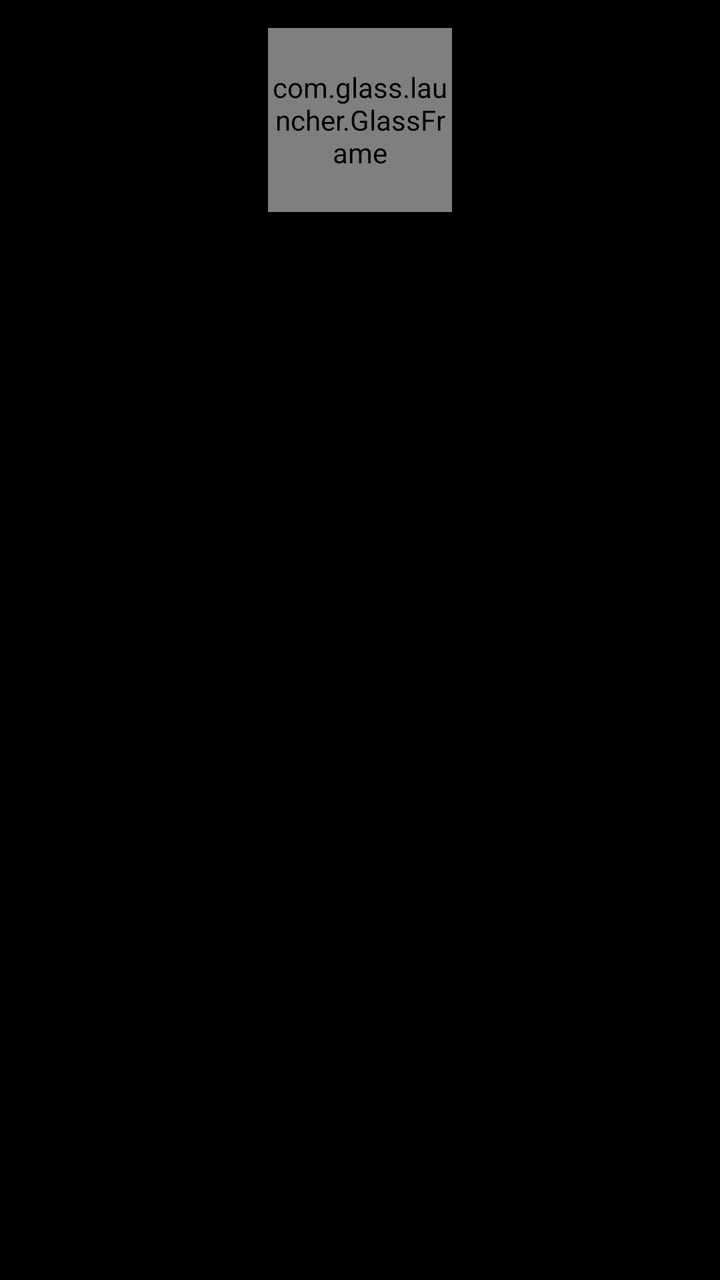
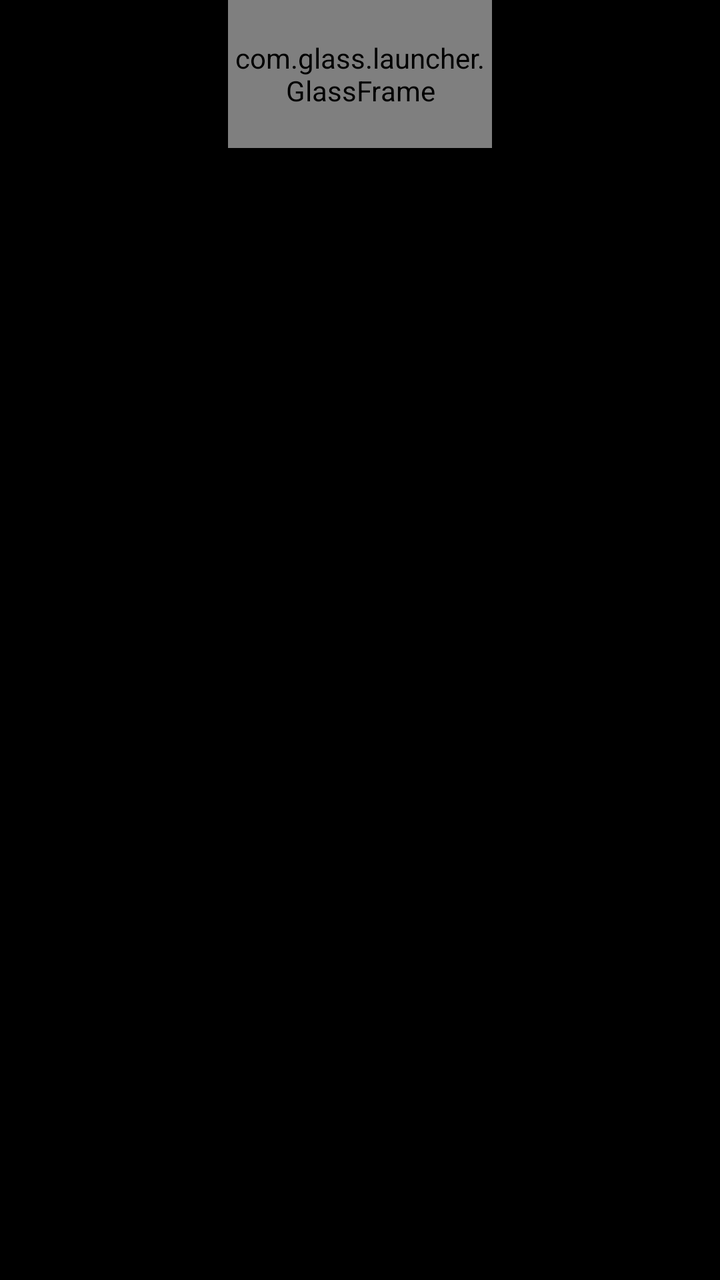

Two renders of the same Android screen: before a commit and after it. Below are the layout's source before the change and the commit's diff.
<!-- AndroidManifest.xml: application theme LauncherTheme -->
<!-- res/layout/item_app.xml -->
<?xml version="1.0" encoding="utf-8"?>
<LinearLayout xmlns:android="http://schemas.android.com/apk/res/android"
    android:layout_width="match_parent"
    android:layout_height="wrap_content"
    android:clickable="true"
    android:clipChildren="false"
    android:clipToPadding="false"
    android:defaultFocusHighlightEnabled="false"
    android:focusable="true"
    android:gravity="center_horizontal"
    android:orientation="vertical"
    android:paddingTop="14dp"
    android:paddingBottom="8dp">

    <com.glass.launcher.GlassFrame
        android:id="@+id/tile"
        android:layout_width="92dp"
        android:layout_height="92dp">

        <ImageView
            android:id="@+id/icon"
            android:layout_width="56dp"
            android:layout_height="56dp"
            android:layout_gravity="center"
            android:importantForAccessibility="no"
            android:scaleType="fitCenter" />
    </com.glass.launcher.GlassFrame>

    <TextView
        android:id="@+id/label"
        android:layout_width="match_parent"
        android:layout_height="wrap_content"
        android:layout_marginTop="12dp"
        android:ellipsize="end"
        android:fontFamily="@font/inter_regular"
        android:gravity="center"
        android:paddingStart="4dp"
        android:paddingEnd="4dp"
        android:shadowColor="#99000000"
        android:shadowRadius="6"
        android:singleLine="true"
        android:textColor="#FFFFFFFF"
        android:textSize="14sp" />
</LinearLayout>
<!-- resources referenced by this layout -->
<resources>
  <style name="LauncherTheme" parent="@android:style/Theme.DeviceDefault.NoActionBar.Fullscreen">
          <item name="android:windowBackground">@android:color/black</item>
          <item name="android:windowShowWallpaper">false</item>
      </style>
</resources>

<!-- the commit's change to res/layout/item_app.xml (unified diff, before → after) -->
@@ -1,6 +1,6 @@
 <?xml version="1.0" encoding="utf-8"?>
 <LinearLayout xmlns:android="http://schemas.android.com/apk/res/android"
-    android:layout_width="match_parent"
+    android:layout_width="wrap_content"
     android:layout_height="wrap_content"
     android:clickable="true"
     android:clipChildren="false"
@@ -8,19 +8,17 @@
     android:defaultFocusHighlightEnabled="false"
     android:focusable="true"
     android:gravity="center_horizontal"
-    android:orientation="vertical"
-    android:paddingTop="14dp"
-    android:paddingBottom="8dp">
+    android:orientation="vertical">
 
     <com.glass.launcher.GlassFrame
         android:id="@+id/tile"
-        android:layout_width="92dp"
-        android:layout_height="92dp">
+        android:layout_width="132dp"
+        android:layout_height="74dp">
 
         <ImageView
             android:id="@+id/icon"
-            android:layout_width="56dp"
-            android:layout_height="56dp"
+            android:layout_width="match_parent"
+            android:layout_height="match_parent"
             android:layout_gravity="center"
             android:importantForAccessibility="no"
             android:scaleType="fitCenter" />
@@ -28,14 +26,12 @@
 
     <TextView
         android:id="@+id/label"
-        android:layout_width="match_parent"
+        android:layout_width="132dp"
         android:layout_height="wrap_content"
-        android:layout_marginTop="12dp"
+        android:layout_marginTop="10dp"
         android:ellipsize="end"
         android:fontFamily="@font/inter_regular"
         android:gravity="center"
-        android:paddingStart="4dp"
-        android:paddingEnd="4dp"
         android:shadowColor="#99000000"
         android:shadowRadius="6"
         android:singleLine="true"
